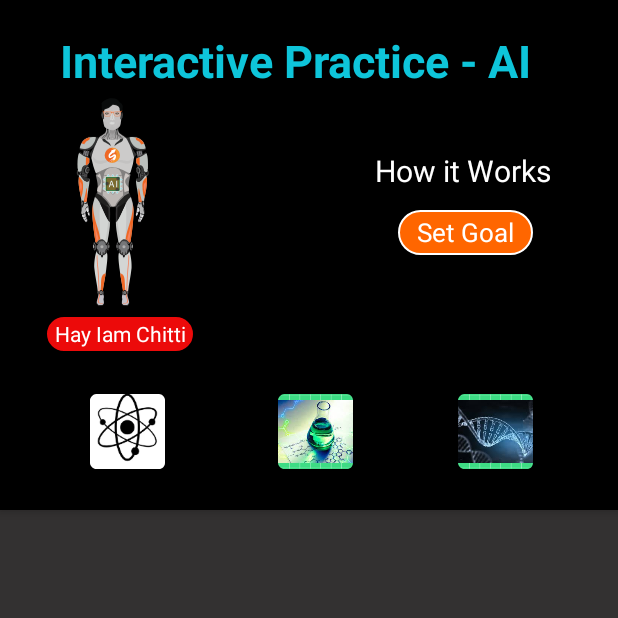
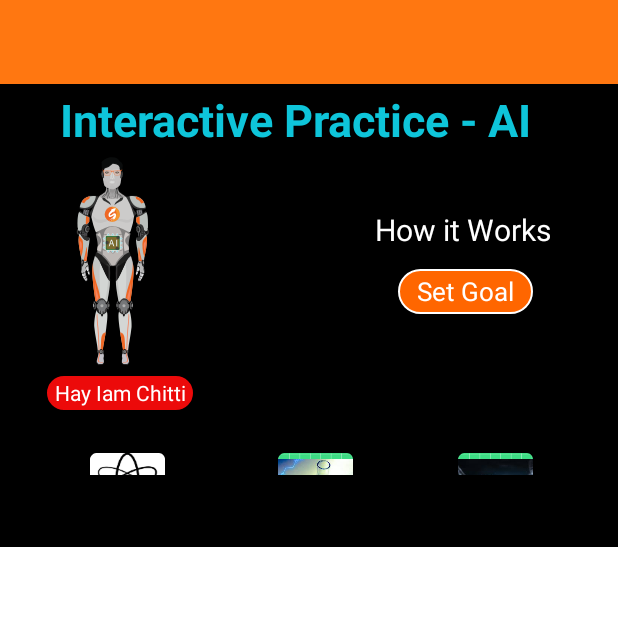
Before and after one commit to vissu741/SkygetSalesman, an Android app: the screen it shows after launch (IntractivePracticeAi), on a phone screen of 412 x 824 dp, the top half of it. Run offline under Robolectric (Android 15) with nearby library versions, the phone set to English and light mode, and no system bars; our stand-ins replace sdp/ssp sizes; Roboto replaces fonts that are not available here.

Commit message:
collapsing

```diff
--- a/app/src/main/res/layout/activity_intractive_practice_ai.xml
+++ b/app/src/main/res/layout/activity_intractive_practice_ai.xml
@@ -1,42 +1,38 @@
 <?xml version="1.0" encoding="utf-8"?>
 
-<RelativeLayout
-    xmlns:android="http://schemas.android.com/apk/res/android"
+<androidx.constraintlayout.widget.ConstraintLayout xmlns:android="http://schemas.android.com/apk/res/android"
+    xmlns:app="http://schemas.android.com/apk/res-auto"
+    xmlns:tools="http://schemas.android.com/tools"
     android:layout_width="match_parent"
     android:layout_height="match_parent"
-    xmlns:tools="http://schemas.android.com/tools"
-    xmlns:app="http://schemas.android.com/apk/res-auto"
-    android:background="#333131"
-    android:orientation="vertical">
+    android:background="@color/black">
 
+    <androidx.coordinatorlayout.widget.CoordinatorLayout
+        android:layout_width="match_parent"
+        android:layout_height="match_parent"
+        android:clipToPadding="false"
+        app:layout_constraintTop_toTopOf="parent">
 
         <com.google.android.material.appbar.AppBarLayout
             android:layout_width="match_parent"
-       android:layout_height="340dp"
-        android:background="@color/black"
-        android:id="@+id/tabbar"
-       android:theme="@style/ThemeOverlay.AppCompat.Dark.ActionBar"
-       tools:ignore="MissingConstraints">
+            android:layout_height="wrap_content"
+            android:fitsSystemWindows="true">
 
+            <com.google.android.material.appbar.CollapsingToolbarLayout
+                android:layout_width="match_parent"
+                android:layout_height="match_parent"
+                android:clipToPadding="false"
+                android:fitsSystemWindows="true"
+                app:layout_scrollFlags="scroll|exitUntilCollapsed"
+                app:titleEnabled="false"
+                app:toolbarId="@+id/toolbar">
 
                 <RelativeLayout
                     android:layout_width="match_parent"
-    android:layout_height="match_parent"
-    android:layout_weight="3">
+                    android:layout_height="wrap_content"
+                    android:background="@color/black"
+                    android:layout_marginTop="@dimen/_30sdp">
 
-    <com.google.android.material.tabs.TabLayout
-        android:id="@+id/tabs"
-        android:layout_width="match_parent"
-        android:layout_height="15dp"
-        app:tabIndicatorColor="#00B0FF"
-        android:background="@color/black"
-        app:tabMode="scrollable"
-        app:tabPaddingEnd="20dp"
-        app:tabPaddingStart="40dp"
-        android:layout_marginTop="320dp"
-        app:tabRippleColor="@color/white"
-        app:tabSelectedTextColor="#00FFCC"
-        app:tabTextColor="#FFE600" />
                     <TextView
                         android:layout_width="match_parent"
                         android:layout_height="wrap_content"
@@ -118,29 +114,57 @@
 
 
                 </RelativeLayout>
+
+                <androidx.appcompat.widget.Toolbar
+                    android:id="@+id/toolbar"
+                    android:layout_width="match_parent"
+                    android:layout_height="?attr/actionBarSize"
+                    android:background="?attr/colorPrimary"
+                    android:elevation="0dp"
+                    android:theme="@style/ThemeOverlay.AppCompat.Dark.ActionBar"
+                    app:layout_collapseMode="pin"
+                    tools:background="@color/colorPrimary">
+
+                    <TextView
+                        android:id="@+id/toolbar_title"
+                        android:layout_width="wrap_content"
+                        android:layout_height="wrap_content"
+                        android:layout_gravity="center"
+                        android:singleLine="true"
+                        android:textColor="@color/white"
+                        android:textSize="20sp"
+                        tools:text="@string/app_name" />
+
+                </androidx.appcompat.widget.Toolbar>
+
+                <com.google.android.material.tabs.TabLayout
+                    android:id="@+id/tabs"
+                    android:layout_width="match_parent"
+                    android:layout_height="wrap_content"
+                    android:layout_gravity="bottom"
+                    android:background="@color/black"
+                    app:tabIndicatorColor="#00B0FF"
+                    app:tabMode="scrollable"
+                    app:tabPaddingEnd="20dp"
+                    app:tabPaddingStart="40dp"
+                    app:tabRippleColor="@color/white"
+                    app:tabSelectedTextColor="#00FFCC"
+                    app:tabTextColor="#FFE600" />
+
+            </com.google.android.material.appbar.CollapsingToolbarLayout>
+
         </com.google.android.material.appbar.AppBarLayout>
 
 
-
-
-
-   <androidx.constraintlayout.widget.ConstraintLayout
-       xmlns:android="http://schemas.android.com/apk/res/android"
-       xmlns:app="http://schemas.android.com/apk/res-auto"
-       xmlns:tools="http://schemas.android.com/tools"
-       android:layout_width="match_parent"
-       android:layout_height="match_parent">
 
         <androidx.viewpager.widget.ViewPager
             android:id="@+id/viewpager"
             android:layout_width="match_parent"
             android:layout_height="match_parent"
-        app:layout_constraintVertical_weight="1"
-        app:layout_behavior="@string/appbar_scrolling_view_behavior" >
+            android:background="@color/white"
+            app:layout_behavior="@string/appbar_scrolling_view_behavior"/>
 
-    </androidx.viewpager.widget.ViewPager>
-
+    </androidx.coordinatorlayout.widget.CoordinatorLayout>
 
 
 </androidx.constraintlayout.widget.ConstraintLayout>
-</RelativeLayout>
--- a/app/src/main/res/layout/fragment_dynamic.xml
+++ b/app/src/main/res/layout/fragment_dynamic.xml
@@ -2,7 +2,7 @@
 <layout xmlns:tools="http://schemas.android.com/tools">
 <RelativeLayout
     android:layout_height="match_parent"
-    android:layout_width="match_parent"
+    android:layout_width="wrap_content"
     xmlns:android="http://schemas.android.com/apk/res/android">
 
 
@@ -26,8 +26,7 @@
         <androidx.recyclerview.widget.RecyclerView
             android:id="@+id/Ineractive_recyclerview"
             android:layout_width="match_parent"
-            android:layout_height="wrap_content"
-            android:layout_marginTop="330dp" />
+            android:layout_height="wrap_content" />
 
     </RelativeLayout>
 
```
Lines whose indentation alone changed are shown as unchanged.
